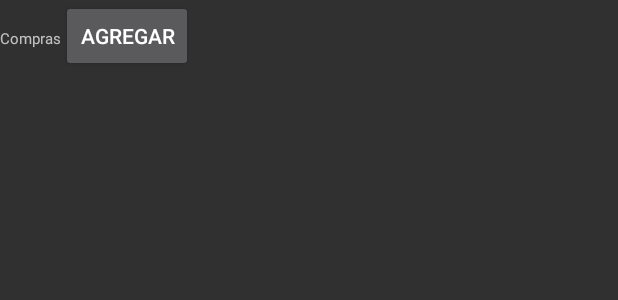
After one commit to aesyungan/ejemploJson4, an Android app: the layout fragment_compas.xml on its own in the app's theme, with its tools: preview values and no code run, on a phone screen of 412 x 824 dp. The commit adds this screen. Shown: the top 300 px of the screen. Run offline under Robolectric (Android 15) with nearby library versions, the phone set to English and light mode, and no system bars.

Commit message:
por datos

```diff
--- a/app/build.gradle
+++ b/app/build.gradle
@@ -28,5 +28,6 @@ dependencies {
     compile 'org.jbundle.util.osgi.wrapped:org.jbundle.util.osgi.wrapped.org.apache.http.client:4.1.2'
     compile 'com.android.support:design:24.2.1'
     compile 'de.hdodenhof:circleimageview:2.1.0'
+    compile 'com.android.support:support-v4:24.2.1'
     testCompile 'junit:junit:4.12'
 }
--- a/app/src/main/res/layout/content_menu_principal.xml
+++ b/app/src/main/res/layout/content_menu_principal.xml
@@ -9,4 +9,10 @@
     tools:context="com.example.xl.ejemplojson.MenuPrincipal"
     tools:showIn="@layout/app_bar_menu_principal">
 
+    <FrameLayout
+        android:layout_width="match_parent"
+        android:layout_height="match_parent"
+        android:id="@+id/fragmentContenedorTodo"
+        android:layout_alignParentTop="true"
+        ></FrameLayout>
 </RelativeLayout>
--- /dev/null
+++ b/app/src/main/res/layout/fragment_compas.xml
@@ -0,0 +1,22 @@
+<FrameLayout xmlns:android="http://schemas.android.com/apk/res/android"
+    xmlns:tools="http://schemas.android.com/tools"
+    android:layout_width="match_parent"
+    android:layout_height="match_parent"
+    tools:context="com.example.xl.ejemplojson.Compas">
+
+    <!-- TODO: Update blank fragment layout -->
+    <LinearLayout
+        android:layout_width="match_parent"
+        android:layout_height="match_parent">
+        <TextView
+            android:text="Compras"
+            android:textSize="10dp"
+            android:layout_width="wrap_content"
+            android:layout_height="wrap_content" />
+        <Button
+            android:layout_width="wrap_content"
+            android:text="agregar"
+            android:layout_height="wrap_content" />
+    </LinearLayout>
+
+</FrameLayout>
--- a/app/src/main/res/values/strings.xml
+++ b/app/src/main/res/values/strings.xml
@@ -12,4 +12,7 @@
     <string name="action_settings">Settings</string>
 
     <string name="s_cliente_logear">http://13.92.130.144/innovacion/services/s_categoria_listar.php</string>
+
+    <!-- TODO: Remove or change this placeholder text -->
+    <string name="hello_blank_fragment">Hello blank fragment</string>
 </resources>
```
Also changed, not shown: app/src/main/java/com/example/xl/ejemplojson/Bienvenido.java (added, +35 -0 lines), app/src/main/java/com/example/xl/ejemplojson/Compas.java (added, +35 -0 lines), app/src/main/java/com/example/xl/ejemplojson/MainActivity.java (+8 -1 lines), app/src/main/java/com/example/xl/ejemplojson/MenuPrincipal.java (+21 -1 lines), app/src/main/res/layout/fragment_bienvenido.xml (added, +13 -0 lines).
